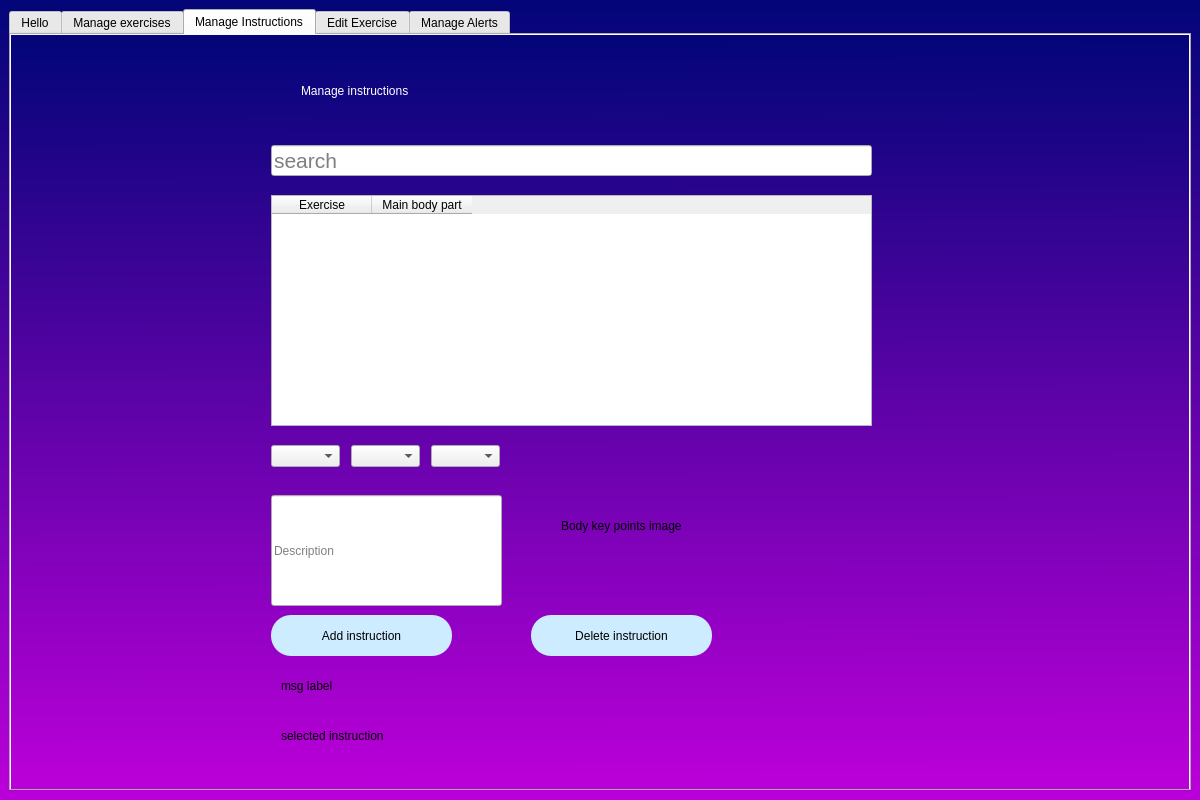
AlonIvshin/AutomaticGymTrainer, file ui/appAdmin.ui: the form before one commit.
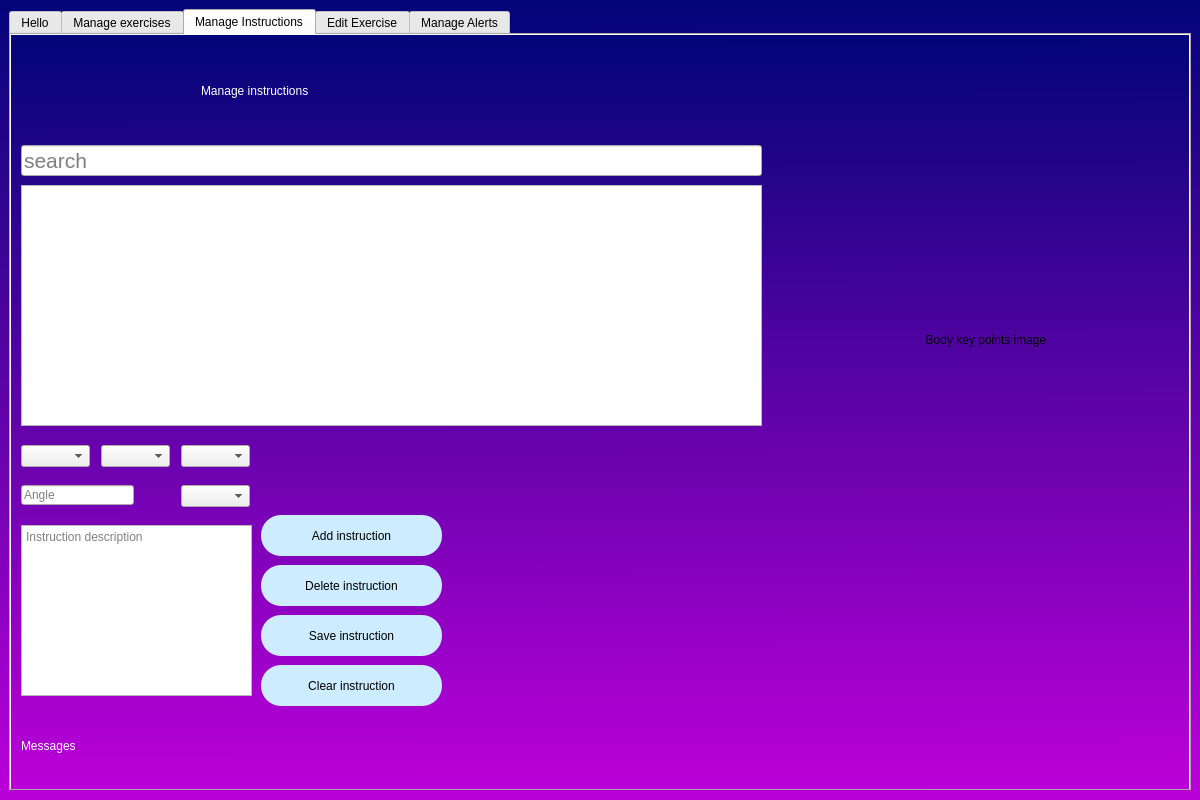
The form after the commit. The open tabs and pages were chosen to show the change.

Commit message: AppAdmin not finished, merged alon double click to view feedback

```diff
--- a/ui/appAdmin.ui
+++ b/ui/appAdmin.ui
@@ -315,30 +315,10 @@
        <attribute name="title">
         <string>Manage Instructions</string>
        </attribute>
-       <widget class="QTableWidget" name="tableWidget_alerts">
-        <property name="geometry">
-         <rect>
-          <x>260</x>
-          <y>160</y>
-          <width>601</width>
-          <height>231</height>
-         </rect>
-        </property>
-        <column>
-         <property name="text">
-          <string>Exercise</string>
-         </property>
-        </column>
-        <column>
-         <property name="text">
-          <string>Main body part</string>
-         </property>
-        </column>
-       </widget>
        <widget class="QLabel" name="label_header">
         <property name="geometry">
          <rect>
-          <x>290</x>
+          <x>190</x>
           <y>20</y>
           <width>441</width>
           <height>71</height>
@@ -354,9 +334,9 @@
        <widget class="QLineEdit" name="lineEdit_search_instruction">
         <property name="geometry">
          <rect>
-          <x>260</x>
+          <x>10</x>
           <y>110</y>
-          <width>601</width>
+          <width>741</width>
           <height>31</height>
          </rect>
         </property>
@@ -375,111 +355,98 @@
        <widget class="QLabel" name="label_bodykeypoints">
         <property name="geometry">
          <rect>
-          <x>550</x>
-          <y>410</y>
-          <width>261</width>
-          <height>161</height>
+          <x>750</x>
+          <y>80</y>
+          <width>450</width>
+          <height>450</height>
          </rect>
         </property>
         <property name="text">
          <string>Body key points image</string>
         </property>
+        <property name="alignment">
+         <set>Qt::AlignCenter</set>
+        </property>
        </widget>
        <widget class="QComboBox" name="comboBox_vertex1">
         <property name="geometry">
          <rect>
-          <x>260</x>
+          <x>10</x>
           <y>410</y>
           <width>69</width>
           <height>22</height>
          </rect>
         </property>
+        <property name="editable">
+         <bool>false</bool>
+        </property>
        </widget>
        <widget class="QComboBox" name="comboBox_vertex2">
         <property name="geometry">
          <rect>
-          <x>340</x>
+          <x>90</x>
           <y>410</y>
           <width>69</width>
           <height>22</height>
          </rect>
         </property>
+        <property name="editable">
+         <bool>false</bool>
+        </property>
        </widget>
        <widget class="QComboBox" name="comboBox_vertex3">
         <property name="geometry">
          <rect>
-          <x>420</x>
+          <x>170</x>
           <y>410</y>
           <width>69</width>
           <height>22</height>
          </rect>
         </property>
-       </widget>
-       <widget class="QLabel" name="label_msg">
-        <property name="geometry">
-         <rect>
-          <x>270</x>
-          <y>630</y>
-          <width>91</width>
-          <height>41</height>
-         </rect>
+        <property name="editable">
+         <bool>false</bool>
         </property>
-        <property name="text">
-         <string>msg label</string>
-        </property>
        </widget>
-       <widget class="QLineEdit" name="lineEdit">
+       <widget class="QLabel" name="label_messagesMngInstructions">
         <property name="geometry">
          <rect>
-          <x>260</x>
-          <y>460</y>
-          <width>231</width>
-          <height>111</height>
-         </rect>
-        </property>
-        <property name="text">
-         <string/>
-        </property>
-        <property name="placeholderText">
-         <string>Description</string>
-        </property>
-       </widget>
-       <widget class="QPushButton" name="bt_delete_4">
-        <property name="geometry">
-         <rect>
-          <x>520</x>
-          <y>580</y>
-          <width>181</width>
-          <height>41</height>
-         </rect>
-        </property>
-        <property name="styleSheet">
-         <string notr="true">border-radius:20px;
-font: 75 14pt &quot;MS Shell Dlg 2&quot;;
-background-color: rgb(205, 236, 255);</string>
-        </property>
-        <property name="text">
-         <string>Delete instruction</string>
-        </property>
-       </widget>
-       <widget class="QLabel" name="label_selected_instruction">
-        <property name="geometry">
-         <rect>
-          <x>270</x>
+          <x>10</x>
           <y>690</y>
-          <width>161</width>
-          <height>21</height>
+          <width>421</width>
+          <height>41</height>
          </rect>
         </property>
+        <property name="styleSheet">
+         <string notr="true">color:rgb(255, 255, 255);
+font: 75 20pt &quot;MS Shell Dlg 2&quot;;</string>
+        </property>
         <property name="text">
-         <string>selected instruction</string>
+         <string>Messages</string>
         </property>
        </widget>
        <widget class="QPushButton" name="bt_delete_5">
         <property name="geometry">
          <rect>
-          <x>260</x>
-          <y>580</y>
+          <x>250</x>
+          <y>530</y>
+          <width>181</width>
+          <height>41</height>
+         </rect>
+        </property>
+        <property name="styleSheet">
+         <string notr="true">border-radius:20px;
+font: 75 14pt &quot;MS Shell Dlg 2&quot;;
+background-color: rgb(205, 236, 255);</string>
+        </property>
+        <property name="text">
+         <string>Delete instruction</string>
+        </property>
+       </widget>
+       <widget class="QPushButton" name="bt_addInstructionMngInstructions">
+        <property name="geometry">
+         <rect>
+          <x>250</x>
+          <y>480</y>
           <width>181</width>
           <height>41</height>
          </rect>
@@ -493,6 +460,91 @@
          <string>Add instruction</string>
         </property>
        </widget>
+       <widget class="QTableView" name="table_instructionsMngInstructions">
+        <property name="geometry">
+         <rect>
+          <x>10</x>
+          <y>150</y>
+          <width>741</width>
+          <height>241</height>
+         </rect>
+        </property>
+       </widget>
+       <widget class="QPlainTextEdit" name="plainTextEdit_descriptionMngInstructions">
+        <property name="geometry">
+         <rect>
+          <x>10</x>
+          <y>490</y>
+          <width>231</width>
+          <height>171</height>
+         </rect>
+        </property>
+        <property name="placeholderText">
+         <string>Instruction description</string>
+        </property>
+       </widget>
+       <widget class="QComboBox" name="comboBox_axisMngInstructions">
+        <property name="geometry">
+         <rect>
+          <x>170</x>
+          <y>450</y>
+          <width>69</width>
+          <height>22</height>
+         </rect>
+        </property>
+        <property name="editable">
+         <bool>false</bool>
+        </property>
+       </widget>
+       <widget class="QLineEdit" name="lineEdit_angleMngInstructions">
+        <property name="geometry">
+         <rect>
+          <x>10</x>
+          <y>450</y>
+          <width>113</width>
+          <height>20</height>
+         </rect>
+        </property>
+        <property name="placeholderText">
+         <string>Angle</string>
+        </property>
+       </widget>
+       <widget class="QPushButton" name="bt_saveInstructionMngInstructions">
+        <property name="geometry">
+         <rect>
+          <x>250</x>
+          <y>580</y>
+          <width>181</width>
+          <height>41</height>
+         </rect>
+        </property>
+        <property name="styleSheet">
+         <string notr="true">border-radius:20px;
+font: 75 14pt &quot;MS Shell Dlg 2&quot;;
+background-color: rgb(205, 236, 255);</string>
+        </property>
+        <property name="text">
+         <string>Save instruction</string>
+        </property>
+       </widget>
+       <widget class="QPushButton" name="bt_clearInstructionMngInstructions">
+        <property name="geometry">
+         <rect>
+          <x>250</x>
+          <y>630</y>
+          <width>181</width>
+          <height>41</height>
+         </rect>
+        </property>
+        <property name="styleSheet">
+         <string notr="true">border-radius:20px;
+font: 75 14pt &quot;MS Shell Dlg 2&quot;;
+background-color: rgb(205, 236, 255);</string>
+        </property>
+        <property name="text">
+         <string>Clear instruction</string>
+        </property>
+       </widget>
       </widget>
       <widget class="QWidget" name="tab_editExercise">
        <attribute name="title">
```
Left out of the diff: 40 changed lines with no effect on the pictures. The commit also changes 10 other files.
